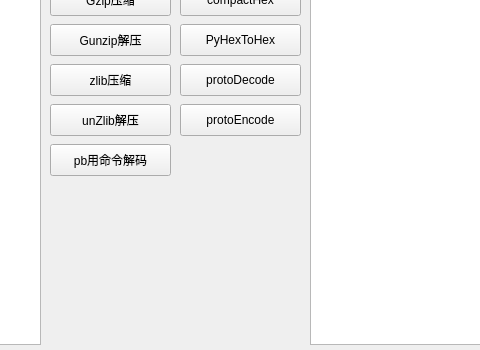
Old version of the form ui/login.ui in the repository luorui110120/byteProcessor; both pictures show x 440 to 920 and y 296 to 646 of the 1260 by 646 pixel window.
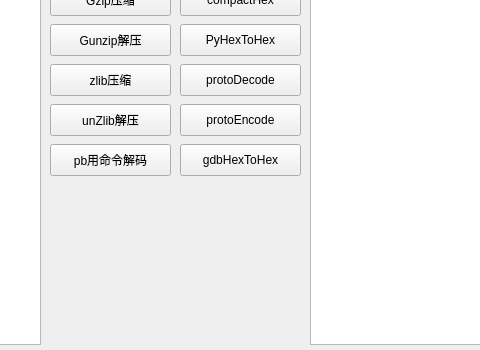
New version of the form.

```diff
--- a/ui/login.ui
+++ b/ui/login.ui
@@ -356,6 +356,19 @@
     <string>protoEncode</string>
    </property>
   </widget>
+  <widget class="QPushButton" name="btn_gdb_hex_to_hex">
+   <property name="geometry">
+    <rect>
+     <x>620</x>
+     <y>440</y>
+     <width>121</width>
+     <height>32</height>
+    </rect>
+   </property>
+   <property name="text">
+    <string>gdbHexToHex</string>
+   </property>
+  </widget>
  </widget>
  <resources/>
  <connections/>
```
